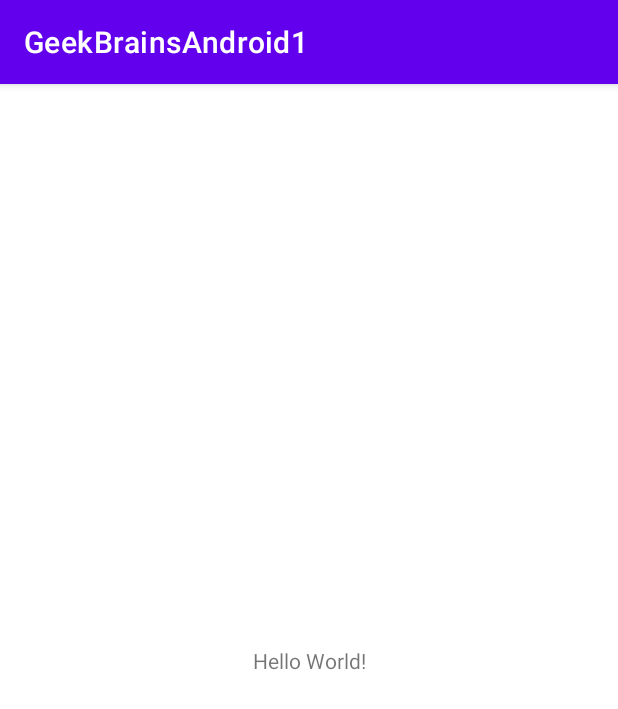
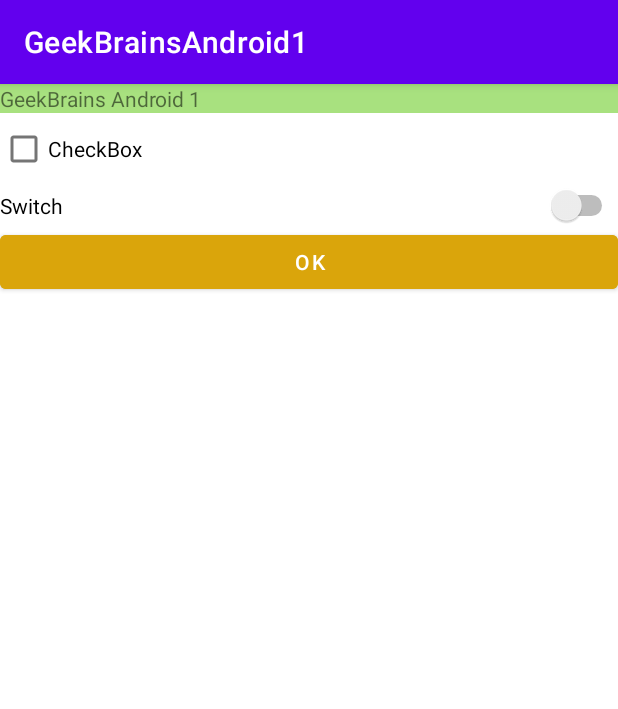
Before and after one commit to kael7/GeekBrainsAndroid1, an Android app: the screen it shows after launch (MainActivity), on a phone screen of 412 x 824 dp. Shown: the top 709 px of the screen. Run offline under Robolectric (Android 15) with nearby library versions, the phone set to English and light mode, and no system bars.

Commit message:
Урок 1

```diff
--- a/app/src/main/AndroidManifest.xml
+++ b/app/src/main/AndroidManifest.xml
@@ -9,6 +9,7 @@
         android:roundIcon="@mipmap/ic_launcher_round"
         android:supportsRtl="true"
         android:theme="@style/Theme.GeekBrainsAndroid1">
+        <activity android:name=".Activity2"></activity>
         <activity android:name=".MainActivity">
             <intent-filter>
                 <action android:name="android.intent.action.MAIN" />
--- a/app/src/main/res/layout/activity_main.xml
+++ b/app/src/main/res/layout/activity_main.xml
@@ -4,15 +4,40 @@
     xmlns:tools="http://schemas.android.com/tools"
     android:layout_width="match_parent"
     android:layout_height="match_parent"
+    android:backgroundTint="#9A4141"
     tools:context=".MainActivity">
 
-    <TextView
-        android:layout_width="wrap_content"
-        android:layout_height="wrap_content"
-        android:text="Hello World!"
-        app:layout_constraintBottom_toBottomOf="parent"
-        app:layout_constraintLeft_toLeftOf="parent"
-        app:layout_constraintRight_toRightOf="parent"
-        app:layout_constraintTop_toTopOf="parent" />
+    <LinearLayout
+        android:layout_width="match_parent"
+        android:layout_height="match_parent"
+        android:orientation="vertical"
+        tools:layout_editor_absoluteX="243dp"
+        tools:layout_editor_absoluteY="147dp">
 
+        <TextView
+            android:id="@+id/textView"
+            android:layout_width="match_parent"
+            android:layout_height="wrap_content"
+            android:background="#A8E17F"
+            android:text="GeekBrains Android 1" />
+
+        <CheckBox
+            android:id="@+id/checkBox"
+            android:layout_width="match_parent"
+            android:layout_height="wrap_content"
+            android:text="CheckBox" />
+
+        <Switch
+            android:id="@+id/switch1"
+            android:layout_width="match_parent"
+            android:layout_height="wrap_content"
+            android:text="Switch" />
+
+        <Button
+            android:id="@+id/button"
+            android:layout_width="match_parent"
+            android:layout_height="wrap_content"
+            android:backgroundTint="#DAA50B"
+            android:text="OK" />
+    </LinearLayout>
 </androidx.constraintlayout.widget.ConstraintLayout>
```
Also changed, not shown: app/src/main/java/com/example/geekbrainsandroid1/Activity2.java (added, +14 -0 lines), app/src/main/res/layout/activity_2.xml (added, +59 -0 lines).
